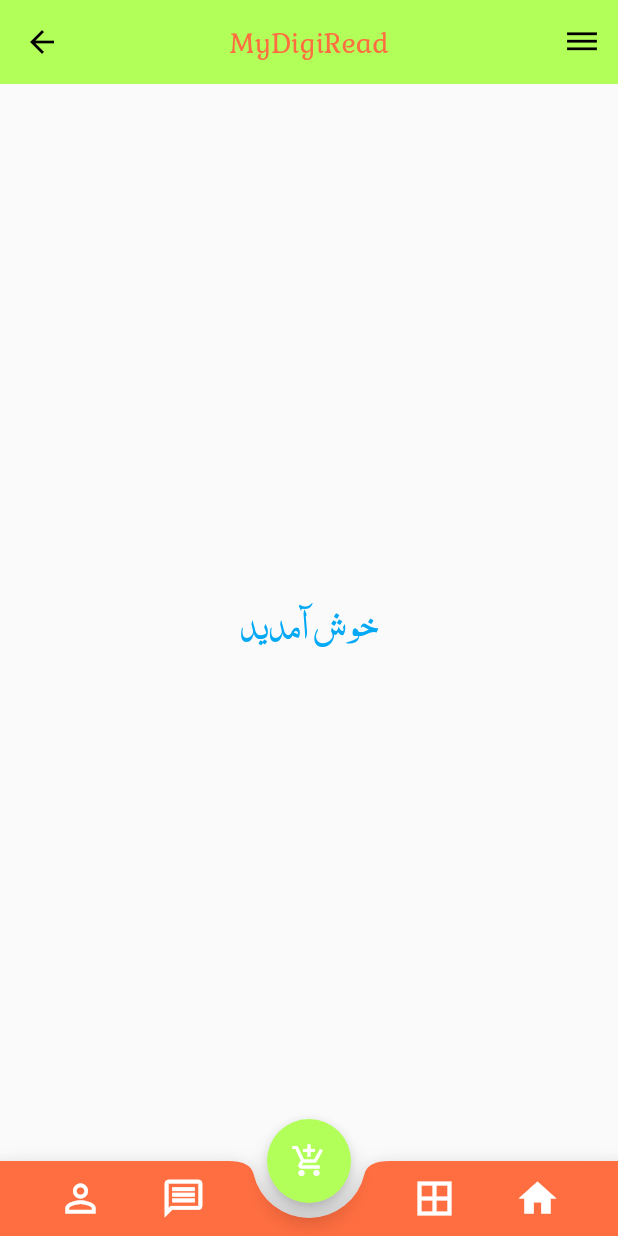
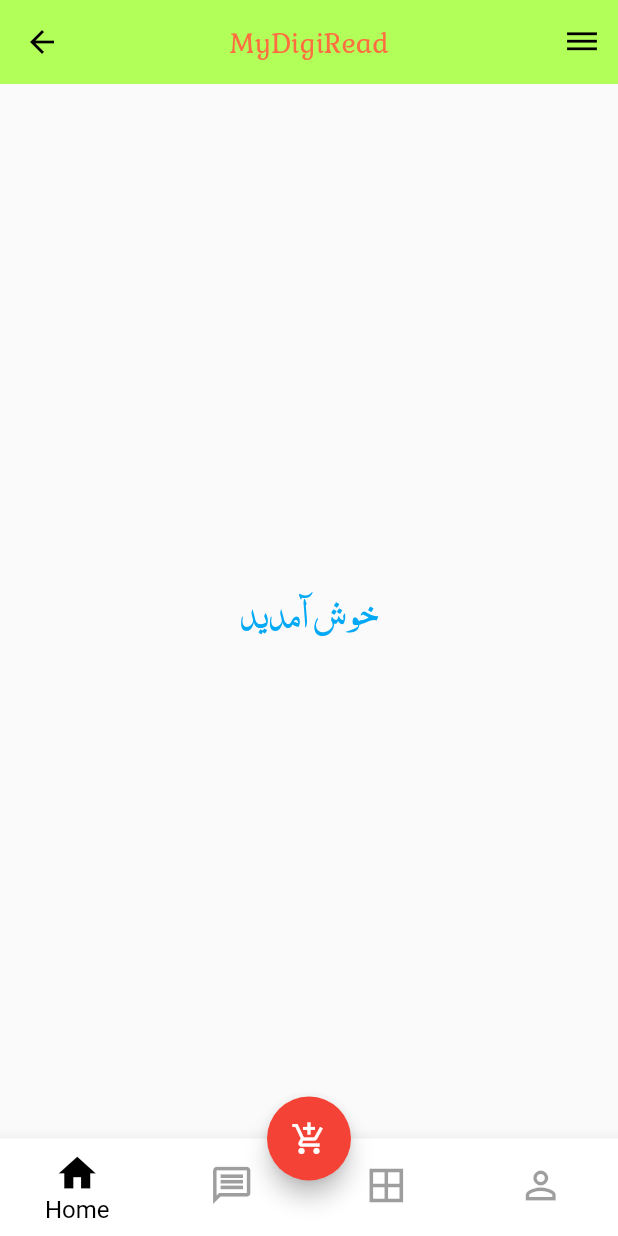
Before and after one commit to FARTASH-421/MyAppProjec1401, a Flutter app: the screen it shows after launch, on a phone screen of 412 x 824 dp. Run offline on Flutter 3.47's test engine with Material 2 defaults, Android fonts, the phone set to English and light mode, and no system bars.

Commit message:
created ShopButtonNavigator

```diff
--- a/lib/ShopButtonNavigator.dart
+++ b/lib/ShopButtonNavigator.dart
@@ -1,45 +1,85 @@
 import 'package:flutter/material.dart';
 
-class ShopButtonNavigator extends StatelessWidget {
+class ShopButtonNavigator  extends StatefulWidget {
+  const ShopButtonNavigator({Key? key}) : super(key: key);
 
   @override
+  State<ShopButtonNavigator > createState() => _ShopButtonNavigatorState();
+}
+
+class _ShopButtonNavigatorState extends State<ShopButtonNavigator > {
+
+  int currentIndex = 0;
+  @override
   Widget build(BuildContext context) {
-    return  BottomAppBar(
-      shape: CircularNotchedRectangle(),
-      notchMargin: 10,
-      clipBehavior: Clip.antiAlias,
-      child: Container(
-        height: 50,
-        color: Colors.deepOrangeAccent,
-        child: Row(
-          mainAxisAlignment: MainAxisAlignment.spaceBetween,
-          children: [
-            Container (
-              width: MediaQuery.of(context).size.width/2-30,
-              child: Row(
-                mainAxisAlignment: MainAxisAlignment.spaceEvenly,
-                children :[
-                   Icon(Icons.person_outline,size: 30,color: Colors.white,
-                   ),
-                   Icon(Icons.message_outlined,size: 30, color: Colors.white,
-                   ),
-                ],
-              ),
-            ),
-            Container(
-            width: MediaQuery.of(context).size.width/2-30,
-              child: Row(
-                mainAxisAlignment: MainAxisAlignment.spaceEvenly,
-                children:[
-                  Icon(Icons.border_all,size: 30,color: Colors.white,),
+    return BottomNavigationBar(
+      type: BottomNavigationBarType.fixed,
+      backgroundColor: Colors.white,
+      selectedItemColor: Colors.black,
+      unselectedItemColor: Colors.black38,
+      selectedFontSize: 16,
+      unselectedFontSize: 14,
+      showUnselectedLabels: false,
+      elevation: 10,
+      onTap: (index) =>setState( () => currentIndex = index ),
+      currentIndex: currentIndex,
+      items: const [
+        BottomNavigationBarItem(
 
-                  Icon(Icons.home,size: 30, color: Colors.white)
-                ],
-              ),
-            ),
-          ],
+            icon: Icon(Icons.home, size: 30),
+            label: 'Home',
         ),
-      ),
+        BottomNavigationBarItem(
+            icon: Icon(Icons.message_outlined, size: 30,),
+            label: 'FeedBack',
+        ),
+        BottomNavigationBarItem(
+          icon: Icon(Icons.border_all, size: 30, ),
+          label: 'Favorite',
+        ),
+        BottomNavigationBarItem(
+            icon: Icon(Icons.person_outline, size: 30,),
+            label: 'Home',
+        ),
+      ],
+
     );
   }
+
 }
+
+// shape: CircularNotchedRectangle(),
+// notchMargin: 10,
+// clipBehavior: Clip.antiAlias,
+//
+// child: Container(
+// height: 60,
+// color: Colors.orange,
+// child: Row(
+// mainAxisAlignment: MainAxisAlignment.spaceBetween,
+// children: [
+// Container (
+// width: MediaQuery.of(context).size.width/2-30,
+// child: Row(
+// mainAxisAlignment: MainAxisAlignment.spaceEvenly,
+// children: [
+// Icon(Icons.person_outline,size: 30,color: Colors.white,),
+// Icon(Icons.message_outlined,size: 30, color: Colors.white,),
+// ],
+// ),
+// ),
+// Container(
+// width: MediaQuery.of(context).size.width/2-30,
+// child: Row(
+// mainAxisAlignment: MainAxisAlignment.spaceEvenly,
+// children:[
+// Icon(Icons.border_all,size: 30,color: Colors.white,
+// ),
+//
+// Icon(Icons.home,size: 30, color: Colors.white)
+// ],
+// ),
+// ),
+// ],
+// ),
+// ),
--- a/lib/home_page.dart
+++ b/lib/home_page.dart
@@ -40,7 +40,7 @@ class _HomeState extends State<Home> {
         ),
         bottomNavigationBar: ShopButtonNavigator(),
         floatingActionButton: FloatingActionButton(onPressed: (){},
-          backgroundColor: Colors.lightGreenAccent,
+          backgroundColor: Colors.red,
         child: Icon(Icons.add_shopping_cart,color: Colors.white,),
         ),
         floatingActionButtonLocation: FloatingActionButtonLocation.centerDocked,
--- a/lib/splush_screen.dart
+++ b/lib/splush_screen.dart
@@ -14,7 +14,7 @@ class _SpalshState extends State<Spalsh> {
   @override
   void initState() {
     super.initState();
-    Timer(Duration(seconds: 7),
+    Timer(Duration(seconds: 3),
             ()=> Navigator.pushReplacement(context,
             MaterialPageRoute(builder: (context) => Home()
             ))
```
